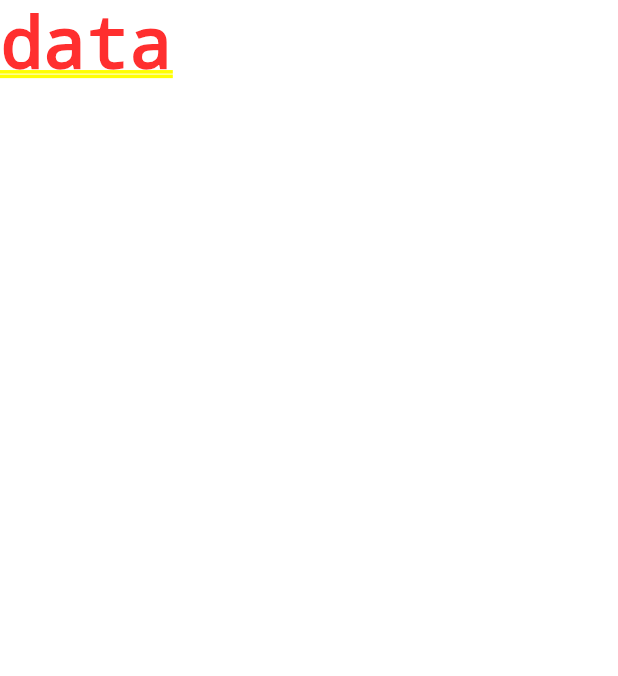
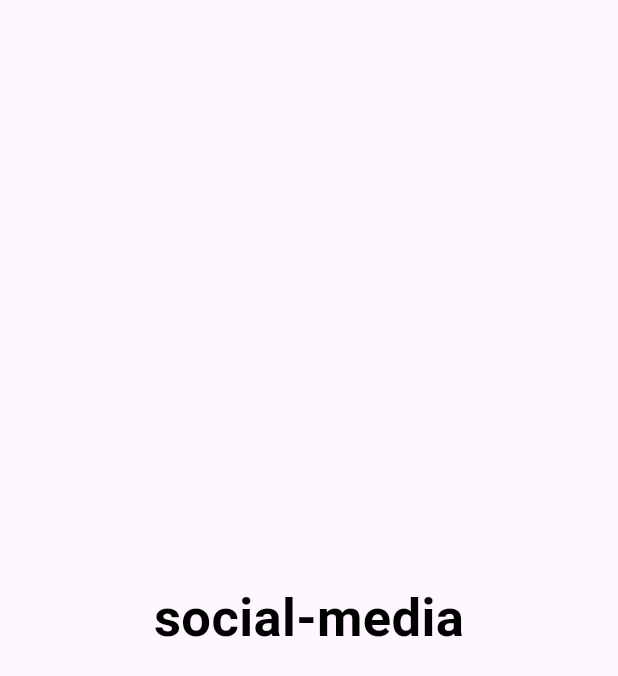
Before and after one commit to FaisalNadaf/Flutter_Social_Media, a Flutter app: the screen it shows after launch, on a phone screen of 412 x 824 dp. Shown: the top 676 px of the screen. Run offline on Flutter 3.47's test engine with Material 3 defaults, Android fonts, the light colour scheme and no system bars.

Commit message:
login page start

```diff
--- a/lib/main.dart
+++ b/lib/main.dart
@@ -1,4 +1,6 @@
 import 'package:flutter/material.dart';
+import 'package:flutter_social_media/pages/loginPage.dart';
+import 'package:flutter_social_media/pages/registerPage.dart';
 
 void main() {
   runApp(const MyApp());
@@ -8,14 +10,20 @@ class MyApp extends StatelessWidget {
   const MyApp({super.key});
   @override
   Widget build(BuildContext context) {
-    return MaterialApp(
-      title: 'Flutter Demo',
-      debugShowCheckedModeBanner: false,
-      theme: ThemeData(
-        colorScheme: ColorScheme.fromSeed(seedColor: Colors.deepPurple),
-        useMaterial3: true,
+    return SafeArea(
+      child: MaterialApp(
+        title: 'Flutter Demo',
+        debugShowCheckedModeBanner: false,
+        theme: ThemeData(
+          colorScheme: ColorScheme.fromSeed(seedColor: Colors.deepPurple),
+          useMaterial3: true,
+        ),
+        initialRoute: 'login',
+        routes: {
+          'register': (context) => RegisterPage(),
+          "login": (context) => LoginPage(),
+        },
       ),
-      home: const Text('data'),
     );
   }
 }
--- /dev/null
+++ b/lib/pages/loginPage.dart
@@ -0,0 +1,39 @@
+import 'package:flutter/material.dart';
+
+class LoginPage extends StatefulWidget {
+  @override
+  State<StatefulWidget> createState() {
+    return _loginPage();
+  }
+}
+
+class _loginPage extends State<LoginPage> {
+  @override
+  Widget build(BuildContext context) {
+    return Scaffold(
+      body: Container(
+        child: Center(
+          child: Column(
+            mainAxisAlignment: MainAxisAlignment.spaceAround,
+            crossAxisAlignment: CrossAxisAlignment.center,
+            mainAxisSize: MainAxisSize.max,
+            children: [
+              _titleText(),
+            ],
+          ),
+        ),
+      ),
+    );
+  }
+
+  Widget _titleText() {
+    return const Text(
+      'social-media',
+      style: TextStyle(
+        color: Colors.black,
+        fontSize: 35,
+        fontWeight: FontWeight.w700,
+      ),
+    );
+  }
+}
--- /dev/null
+++ b/lib/pages/registerPage.dart
@@ -0,0 +1,19 @@
+import 'package:flutter/material.dart';
+
+class RegisterPage extends StatefulWidget {
+  @override
+  State<StatefulWidget> createState() {
+    return _registerPage();
+  }
+}
+
+class _registerPage extends State<RegisterPage> {
+  @override
+  Widget build(BuildContext context) {
+    return Scaffold(
+      body: Container(
+        color: Colors.red,
+      ),
+    );
+  }
+}
```
Also changed, not shown: 7 other files.
